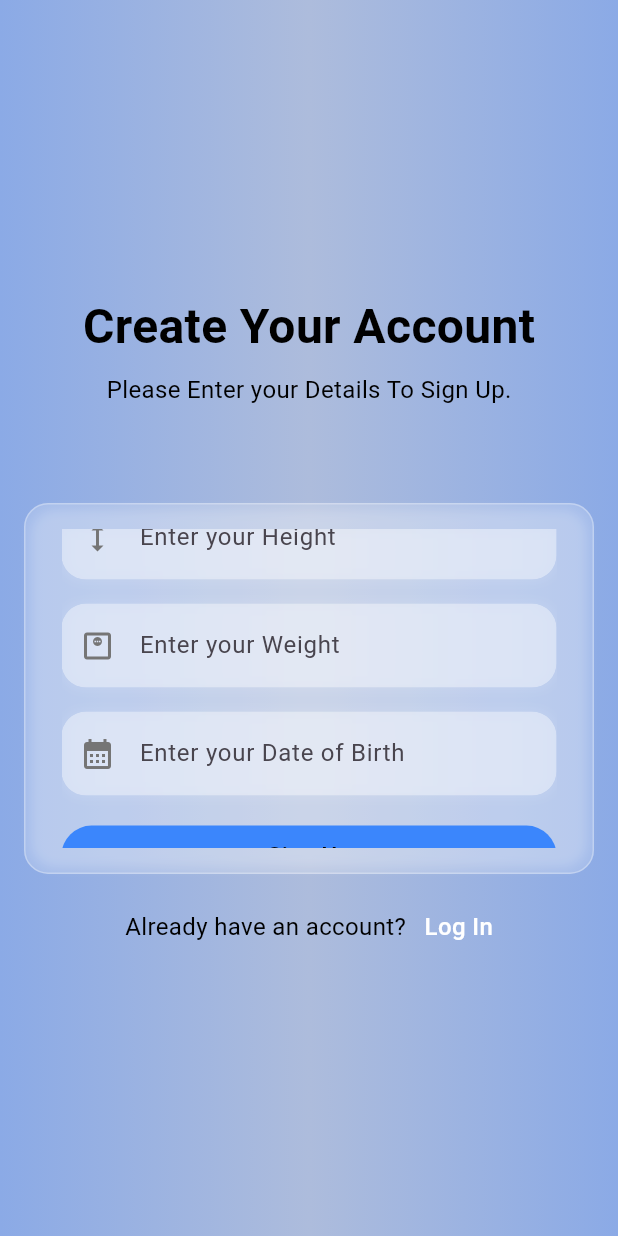
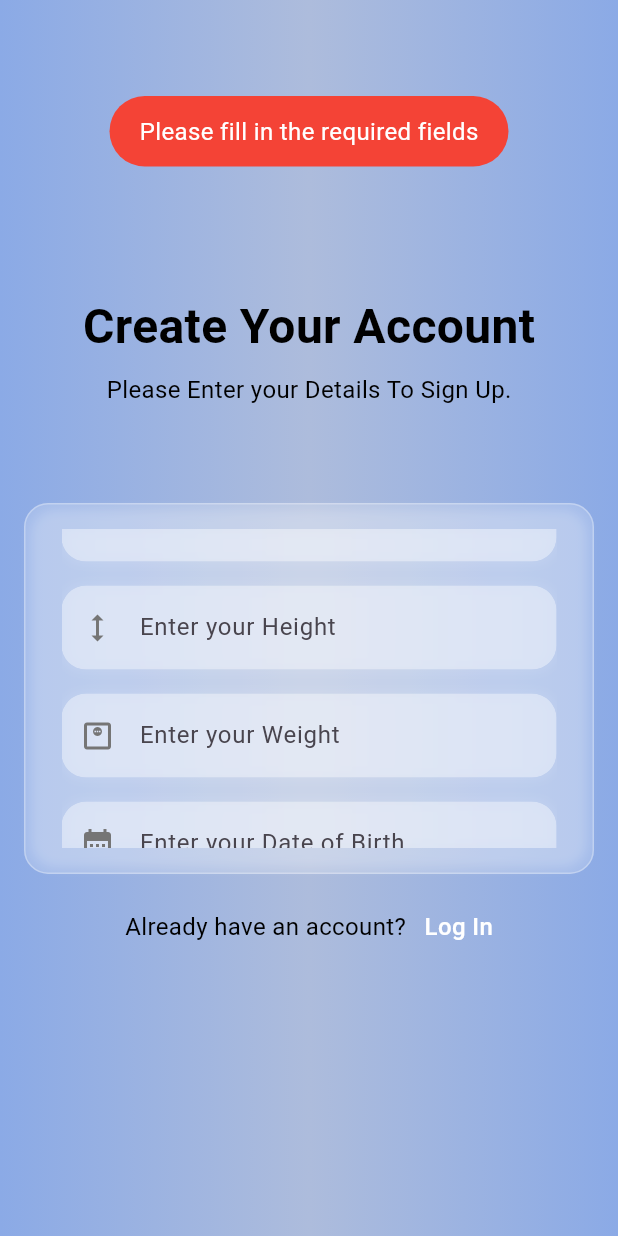
Before and after one commit to Farhanansari23/Care-Link, a Flutter app: the SignupPage screen opened directly, scrolled down 576 dp, after a tap on "Sign Up", on a phone screen of 412 x 824 dp. Run offline on Flutter 3.47's test engine with Material 3 defaults, Android fonts, the phone set to English and light mode, and no system bars; our stand-ins replace cached_network_image, cloud_firestore, date_picker_timeline, firebase_auth, firebase_core, flutter_dotenv and 8 more; missing offline and left inert: cloudinary_url_gen, flutter_date_pickers, font_awesome_icon_class; accounts and stored records are empty.

Commit message:
FA-20: working on signup page error

```diff
--- a/lib/pages/auth_pages/signup_page.dart
+++ b/lib/pages/auth_pages/signup_page.dart
@@ -17,6 +17,8 @@
 import 'package:flutter_date_pickers/flutter_date_pickers.dart';
 import 'package:http/http.dart' as http;
 
+import '../../widgets/utils/custom_utils.dart';
+
 class SignupPage extends StatefulWidget {
   const SignupPage({super.key});
 
@@ -25,6 +27,7 @@
 }
 
 class _SignupPageState extends State<SignupPage> {
+
   bool isChecked = false;
   String email = '';
   String name = '';
@@ -83,17 +86,30 @@
   void signUp() async{
     AuthenticationProvider authProvider = Provider.of<AuthenticationProvider>(context, listen: false);
     final Url = 'http://localhost:3000/api/auth/register';
+
+
     Map<String,dynamic> body = {
+      // "name": authProvider.signUpNameTextEditingController.text.trim(),
+      // "email":authProvider.signUpEmailTextEditingController.value.text,
+      // "pwd": authProvider.signUpPasswordTextEditingController.value.text,
+      // "phone_no": authProvider.signUpUserPhoneTextEditingController.value.text,
+      // "address": authProvider.signUpUserAddressTextEditingController.value.text,
+      // "user_type": authProvider.signUpUserTypeTextEditingController.value.text,
+      // "gender": authProvider.signUpUserGenderTextEditingController.value.text,
+      // "height": authProvider.signUpUserHeightTextEditingController.value.text,
+      // "weight": authProvider.signUpUserWeightTextEditingController.value.text,
+      // "dob": authProvider.signUpUserDobTextEditingController.value.text
+
       "name": authProvider.signUpNameTextEditingController.text.trim(),
-      "email":authProvider.signUpEmailTextEditingController.value.text,
-      "pwd": authProvider.signUpPasswordTextEditingController.value.text,
-      "phone_no": authProvider.signUpUserPhoneTextEditingController.value.text,
-      "address": authProvider.signUpUserAddressTextEditingController.value.text,
-      "user_type": authProvider.signUpUserTypeTextEditingController.value.text,
-      "gender": authProvider.signUpUserGenderTextEditingController.value.text,
-      "height": authProvider.signUpUserHeightTextEditingController.value.text,
-      "weight": authProvider.signUpUserWeightTextEditingController.value.text,
-      "dob": authProvider.signUpUserDobTextEditingController.value.text
+      "email": authProvider.signUpEmailTextEditingController.text.trim(),
+      "pwd": authProvider.signUpPasswordTextEditingController.text.trim(),
+      "phone_no": authProvider.signUpUserPhoneTextEditingController.text.trim(),
+      "address": authProvider.signUpUserAddressTextEditingController.text.trim(),
+      "user_type": authProvider.signUpUserTypeTextEditingController.text.trim(),
+      "gender": authProvider.signUpUserGenderTextEditingController.text.trim(),
+      "height": authProvider.signUpUserHeightTextEditingController.text.trim(),
+      "weight": authProvider.signUpUserWeightTextEditingController.text.trim(),
+      "dob": authProvider.signUpUserDobTextEditingController.text.trim(),
     };
     //drscorpion4@gmail.com
     //zinzo123
@@ -101,14 +117,23 @@
     var response = await http.post(Uri.parse(Url),
 
       headers: {
-        'Content-Type': 'Application/json',
-        'Authorization': 'Bearer $accessToken',
-      },
-      body: jsonEncode(body));
+        'Content-Type': 'Application/json',},
+         body: jsonEncode(body),
+      );
+
+     final responseData = jsonDecode(response.body);
+     // print(responseData);
+
     if(response.statusCode == 200){
       print("signed up sucessfull");
+      print("Signup successful");
       print(response.statusCode);
-      Navigator.of(context).pushNamed(UserConstants.userDashboard);
+      if (mounted) { // Check if widget is still in the tree
+        Navigator.of(context).pushReplacementNamed(UserConstants.userDashboard);
+      }
+    }else{
+      print("Signup failed with status: ${response.statusCode}");
+      print("Error message: ${responseData['message'] ?? 'No error message'}");
     }
   }
 
@@ -122,7 +147,6 @@
   Widget _body(context) {
     return Consumer<AuthenticationProvider>(
         builder: (context, authProvider, _) {
-
           return Form(
             key: _formState,
             child: Container(
@@ -450,8 +474,16 @@
                                   borderRadius: 32,
                                   width: MediaQuery.of(context).size.width * 0.80,
                                   onPressed: () async{
-                                    signUp();
-                                    print("hello");
+                                    if(_formState.currentState!.validate()){
+                                      setState(() {
+                                        signUp();
+                                      });
+                                      // print("hello");
+                                    }else{
+                                      ToastMessageUtils().showToastMessage('Please fill in the required fields');
+                                      print('Form is not valid');
+                                    }
+
                                     // Navigator.of(context).pushNamed(UserConstants.userDashboard);
                                     // if(_formState.currentState!.validate()){
                                     //   setState(() {
```
